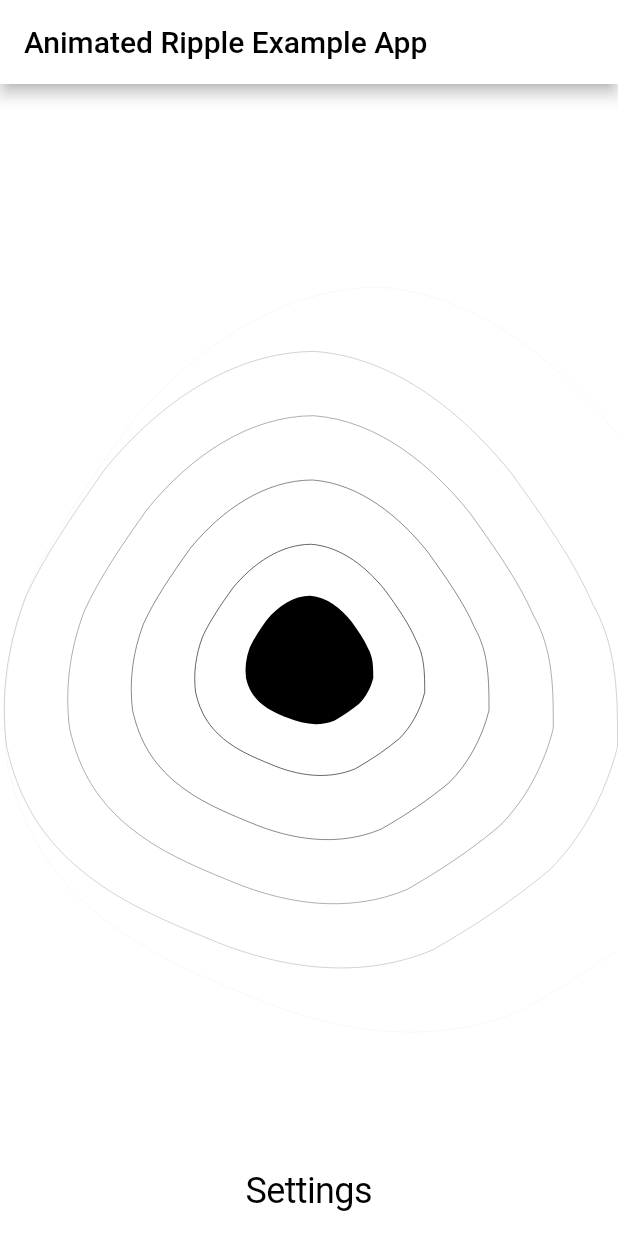
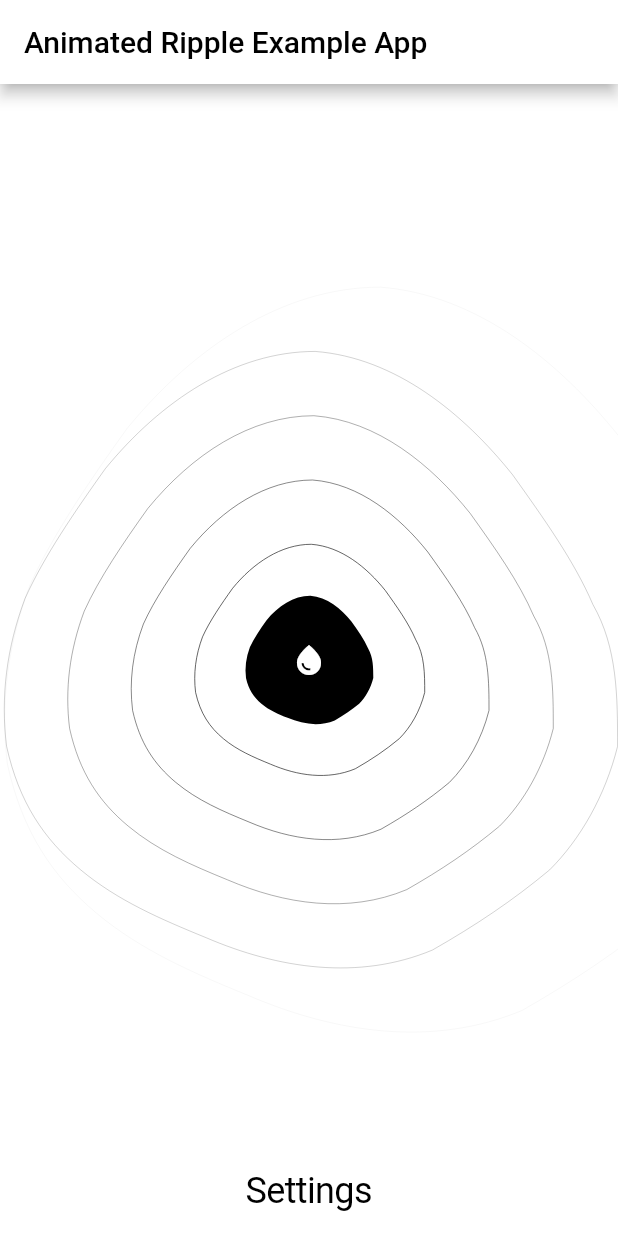
Before and after one commit to zddarova/animated_ripple, a Flutter app: the screen it shows after launch, on a phone screen of 412 x 824 dp. Run offline on Flutter 3.47's test engine with Material 2 defaults, Android fonts, the phone set to English and light mode, and no system bars.

Commit message:
pass icon to stack

```diff
--- a/lib/ripple_button.dart
+++ b/lib/ripple_button.dart
@@ -7,12 +7,14 @@ class _RippleButton extends StatefulWidget {
     required this.color,
     required this.secondaryColor,
     required this.onPressed,
+    this.icon,
   }) : super(key: key);
 
   final VoidCallback onPressed;
   final Size size;
   final Color color;
   final Color secondaryColor;
+  final Widget? icon;
 
   @override
   State<_RippleButton> createState() => _RippleButtonState();
@@ -50,7 +52,10 @@ class _RippleButtonState extends State<_RippleButton> with SingleTickerProviderS
 
   @override
   Widget build(BuildContext context) {
-    return InkWell(
+    return Stack(
+      alignment: Alignment.center,
+      children: [
+        InkWell(
           onTap: () async {
             if (callbackFirst) {
               widget.onPressed();
@@ -77,6 +82,9 @@ class _RippleButtonState extends State<_RippleButton> with SingleTickerProviderS
               ),
             ),
           ),
+        ),
+        if (widget.icon != null) widget.icon!,
+      ],
     );
   }
 }
```
Lines whose indentation alone changed are shown as unchanged.
